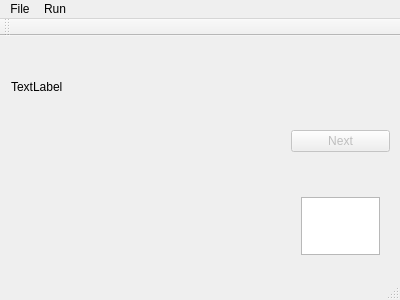
This is src/mainwindow.ui in D3nn4/gb_emu as Qt 5 draws it before an edit. The edited form follows.
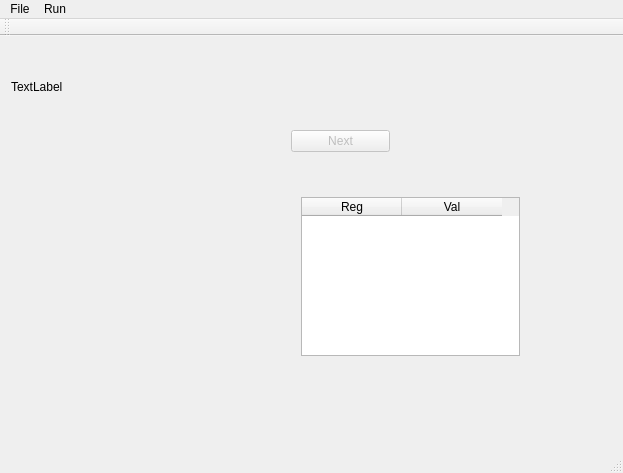
This is the edited form.

Patch:
```diff
--- a/src/mainwindow.ui
+++ b/src/mainwindow.ui
@@ -6,8 +6,8 @@
    <rect>
     <x>0</x>
     <y>0</y>
-    <width>400</width>
-    <height>300</height>
+    <width>623</width>
+    <height>473</height>
    </rect>
   </property>
   <property name="windowTitle">
@@ -90,13 +90,24 @@
      <rect>
       <x>290</x>
       <y>150</y>
-      <width>101</width>
-      <height>80</height>
+      <width>241</width>
+      <height>181</height>
      </rect>
     </property>
     <layout class="QVBoxLayout" name="verticalLayout_3">
      <item>
-      <widget class="QListWidget" name="listWidget"/>
+      <widget class="QTableWidget" name="registerTable">
+       <column>
+        <property name="text">
+         <string>Reg</string>
+        </property>
+       </column>
+       <column>
+        <property name="text">
+         <string>Val</string>
+        </property>
+       </column>
+      </widget>
      </item>
     </layout>
    </widget>
@@ -115,7 +126,7 @@
     <rect>
      <x>0</x>
      <y>0</y>
-     <width>400</width>
+     <width>623</width>
      <height>22</height>
     </rect>
    </property>
```
